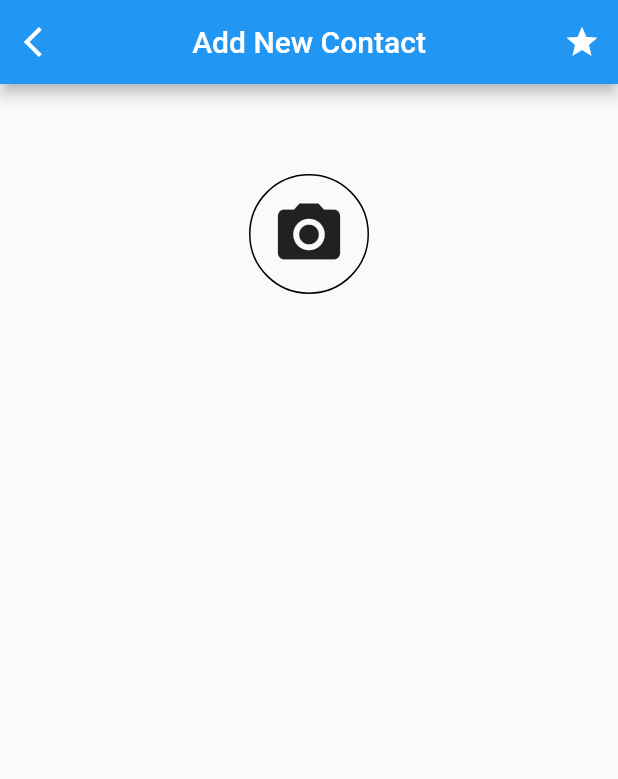
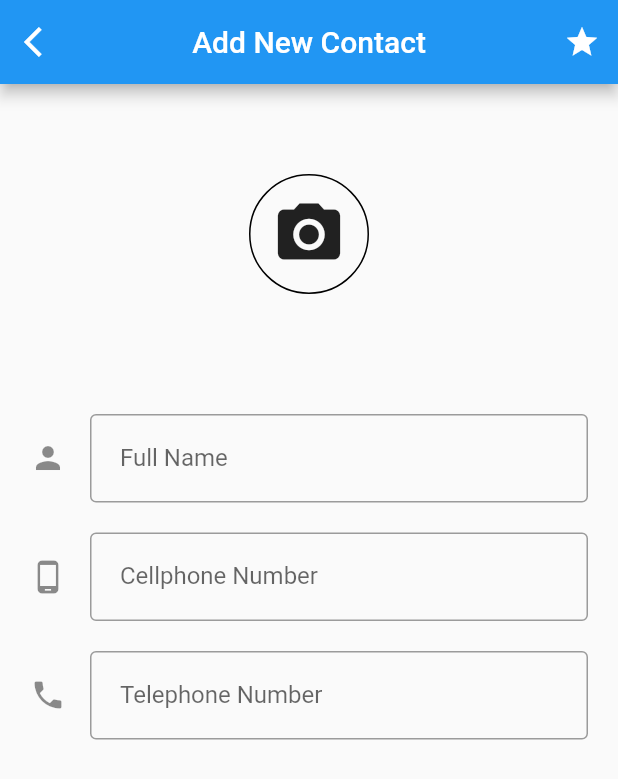
Before and after one commit to maleimings/MyContactApp, a Flutter app: the AddNewContact screen opened directly, on a phone screen of 412 x 824 dp. Shown: the top 779 px of the screen. Run offline on Flutter 3.47's test engine with Material 2 defaults, Android fonts, the phone set to English and light mode, and no system bars; our stand-ins replace sqflite; accounts and stored records are empty.

Commit message:
Add Contact UI

```diff
--- a/lib/add_new_contact.dart
+++ b/lib/add_new_contact.dart
@@ -5,6 +5,10 @@ class AddNewContact extends StatelessWidget {
 
   @override
   Widget build(BuildContext context) {
+    final TextEditingController _nameInputController = TextEditingController();
+    final TextEditingController _cellphoneInputController = TextEditingController();
+    final TextEditingController _telephoneInputController = TextEditingController();
+
     // TODO: implement build
     return Scaffold(
       appBar: AppBar(
@@ -50,6 +54,45 @@ class AddNewContact extends StatelessWidget {
                 ),
               )),
             ),
+          ),
+          Padding(padding: const EdgeInsets.only(top: 80, right:20, left: 20),
+            child: TextField(
+              controller: _nameInputController,
+              keyboardType: TextInputType.text,
+              decoration: const InputDecoration(
+                border: OutlineInputBorder(),
+                contentPadding: EdgeInsets.all(20.0),
+                icon: Icon(Icons.person),
+                labelText: 'Full Name',
+              ),
+              autofocus: false,
+            ),
+          ),
+          Padding(padding: const EdgeInsets.only(top:20, right:20, left: 20),
+            child: TextField(
+              controller: _cellphoneInputController,
+              keyboardType: TextInputType.phone,
+              decoration: const InputDecoration(
+                border: OutlineInputBorder(),
+                contentPadding: EdgeInsets.all(20.0),
+                icon: Icon(Icons.phone_android),
+                labelText: 'Cellphone Number',
+              ),
+              autofocus: false,
+            ),
+          ),
+          Padding(padding: const EdgeInsets.only(top:20, right:20, left: 20),
+            child: TextField(
+              controller: _telephoneInputController,
+              keyboardType: TextInputType.phone,
+              decoration: const InputDecoration(
+                border: OutlineInputBorder(),
+                contentPadding: EdgeInsets.all(20.0),
+                icon: Icon(Icons.phone),
+                labelText: 'Telephone Number',
+              ),
+              autofocus: false,
+            ),
           )
         ],
       ),
```
